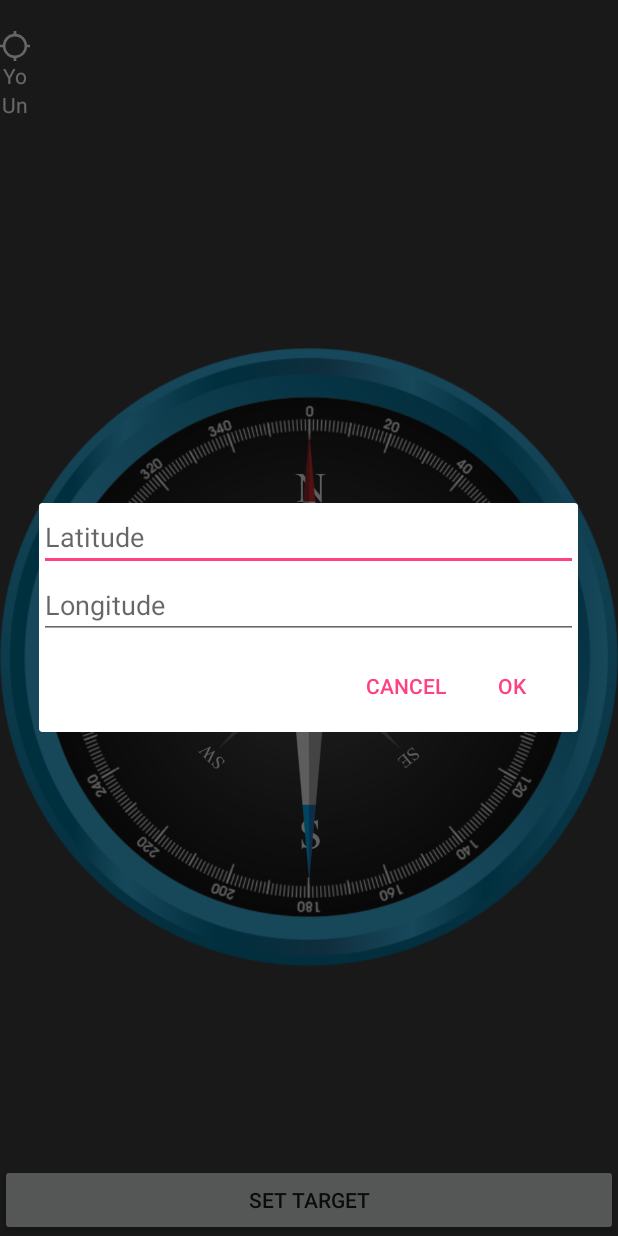
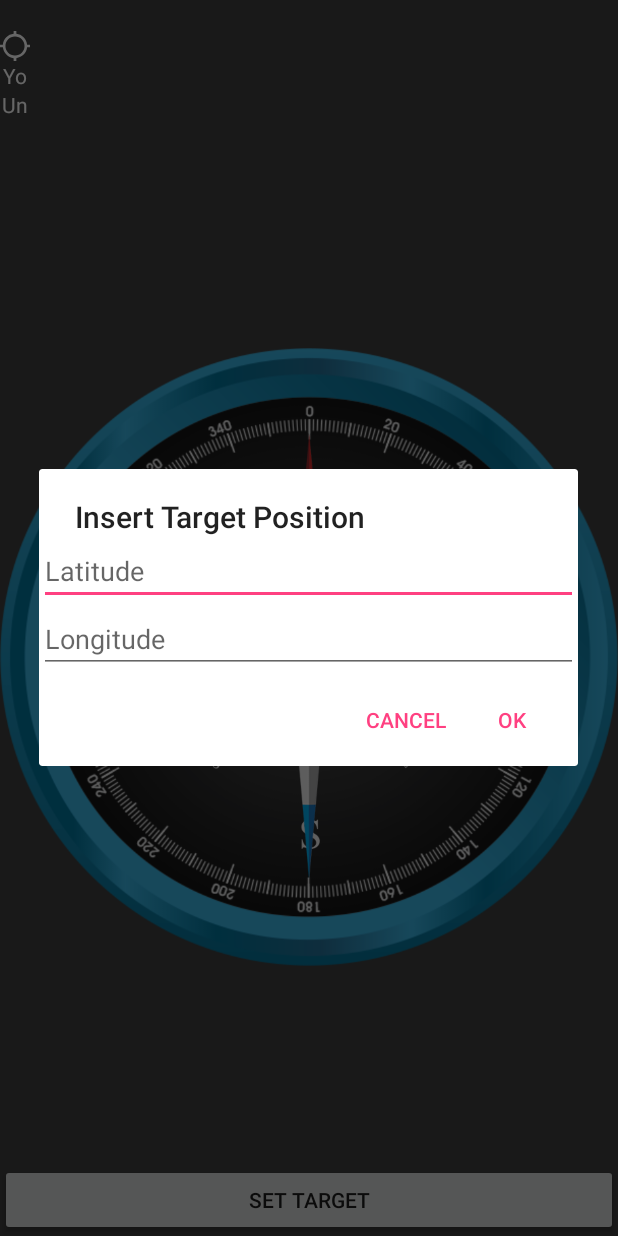
Before and after one commit to Hoymm/CompassNetguru, an Android app: the screen it shows after launch (MainActivity), after a tap on "SET TARGET", on a phone screen of 412 x 824 dp. Run offline under Robolectric (Android 15) with nearby library versions, the phone set to English and light mode, and no system bars.

Commit message:
Disable accept button from software keyboard (it caused animation bug) and add title to dialog

```diff
--- a/app/src/main/java/com/kaizen/hoymm/compassnetguru/ButtonsFrag.java
+++ b/app/src/main/java/com/kaizen/hoymm/compassnetguru/ButtonsFrag.java
@@ -55,6 +55,7 @@ public class ButtonsFrag extends Fragment {
         }));
         builderDialog.setPositiveButton(R.string.ok, ((dialog, which) -> {
         }));
+        builderDialog.setTitle(R.string.insert_target_position);
         AlertDialog dialog = builderDialog.create();
         dialog.setOnShowListener(getPossitiveButtonAction(latLongPickerView, dialog));
         dialog.show();
--- a/app/src/main/res/layout/lat_lng_picker_dialog.xml
+++ b/app/src/main/res/layout/lat_lng_picker_dialog.xml
@@ -9,6 +9,7 @@
         android:layout_height="wrap_content"
         android:hint="@string/latitude"
         android:inputType="numberDecimal|numberSigned"
+        android:imeOptions="actionNone"
         android:id="@+id/latitudeInput"
         />
     <EditText
@@ -16,6 +17,7 @@
         android:layout_height="wrap_content"
         android:hint="@string/longitude"
         android:inputType="numberDecimal|numberSigned"
+        android:imeOptions="actionNone"
         android:id="@+id/longitudeInput"
         />
     <TextView
--- a/app/src/main/res/values/strings.xml
+++ b/app/src/main/res/values/strings.xml
@@ -17,4 +17,5 @@
     <string name="ok">OK</string>
     <string name="cancel">Cancel</string>
     <string name="set_target">Set target</string>
+    <string name="insert_target_position">Insert Target Position</string>
 </resources>
```
